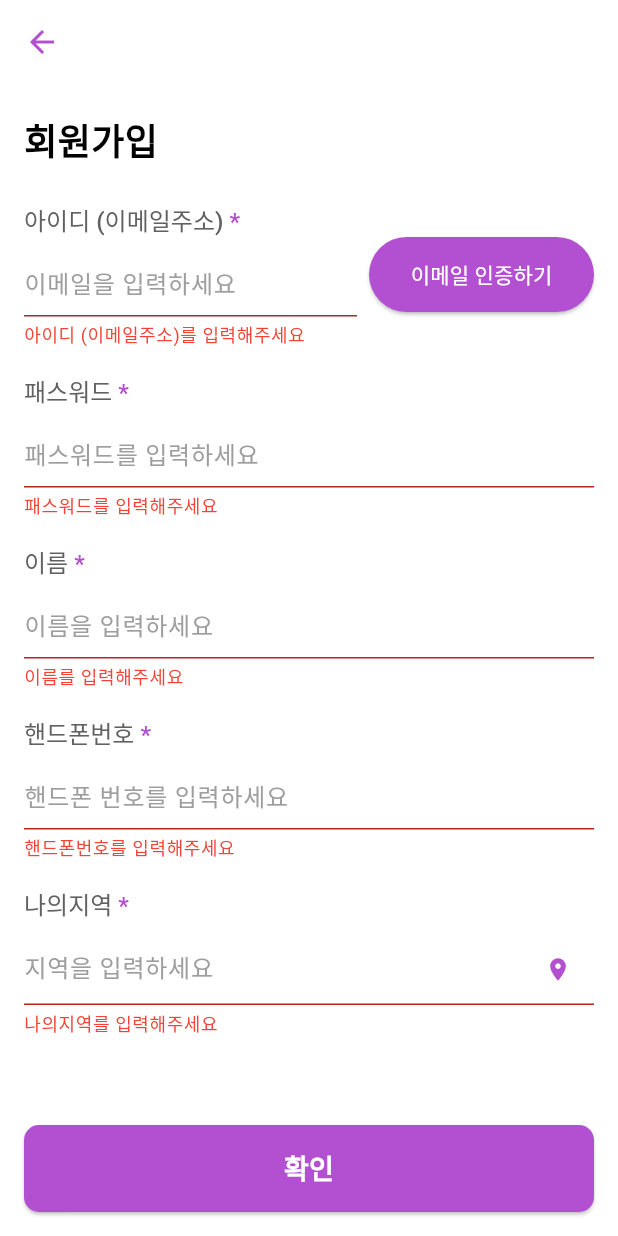
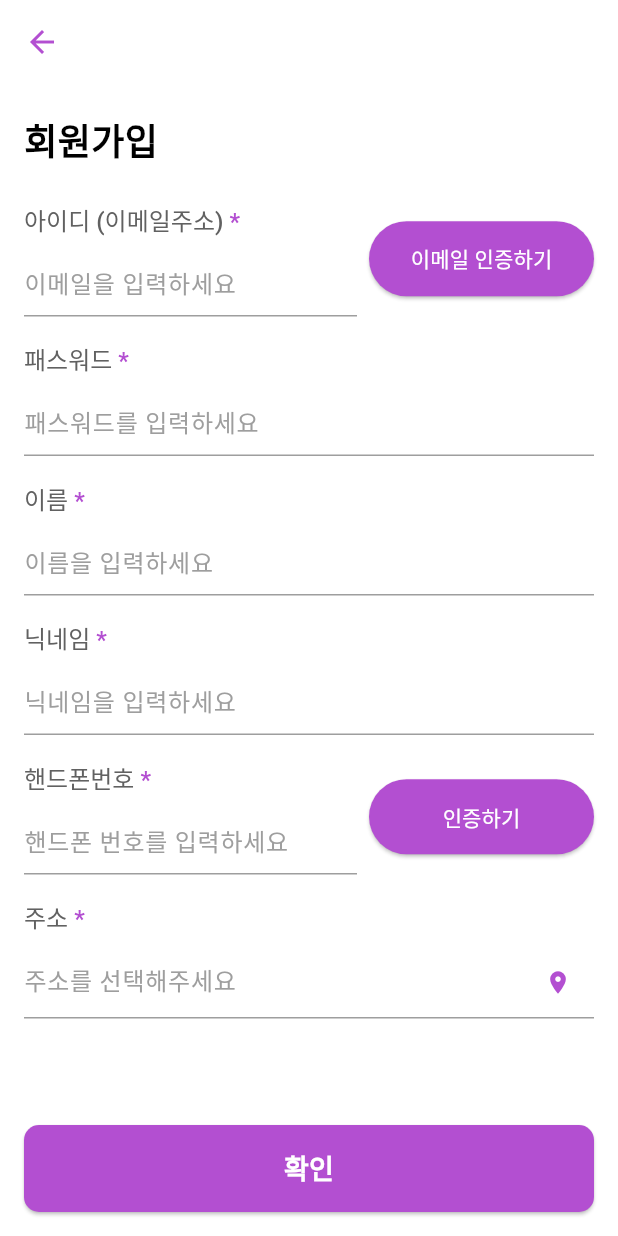
Before and after one commit to RINAHEO/Mogu-Modu_Gumae_front, a Flutter app: the SignUpPage screen opened directly, after a tap on "확인", on a phone screen of 412 x 824 dp. Run offline on Flutter 3.47's test engine with Material 3 defaults, Android fonts, the light colour scheme and no system bars; our stand-ins replace file_picker, flutter_dotenv, flutter_svg, geolocator, google_mobile_ads, permission_handler; missing offline and left inert: flutter_naver_map; network calls fail; statements that could not run were skipped.

Commit message:
feat: 회원가입 기능 추가 (인증번호 유효성 검사는 아직)

```diff
--- a/lib/admin/complaint/notice_create_page.dart
+++ b/lib/admin/complaint/notice_create_page.dart
@@ -12,7 +12,7 @@
     String title = titleController.text;
     String content = contentController.text;
 
-    String url = 'http://localhost:8080/notice';
+    String url = 'http://10.0.2.2:8080/notice'; // 안드로이드 에뮬레이터의 경우
 
     try {
       final response = await http.post(
--- a/lib/firstStep/sign_up_page.dart
+++ b/lib/firstStep/sign_up_page.dart
@@ -22,9 +22,15 @@
   final TextEditingController nicknameController = TextEditingController();
   final TextEditingController phoneController = TextEditingController();
   final TextEditingController verificationCodeController = TextEditingController();
+  final TextEditingController phoneVerificationCodeController = TextEditingController();
+  final TextEditingController addressController = TextEditingController();
+  late final NLatLng selectedLocation;
 
   final _formKey = GlobalKey<FormState>();
   bool isVerificationFieldVisible = false;
+  bool isPhoneVerificationFieldVisible = false;
+  bool isEmailVerified = false;
+  bool isPhoneVerified = false;
   NaverMapController? _mapController;
   late NLatLng currentPosition;
 
@@ -68,14 +74,35 @@
   }
 
   Future<void> postUser(BuildContext context) async {
+
+    print(userIdController.text);
+    print(passwordController.text);
+    print(nameController.text);
+    print(nicknameController.text);
+    print(phoneController.text);
+    print(selectedLocation.longitude.toString());
+    print(selectedLocation.latitude.toString());
+
+
     if (_formKey.currentState?.validate() ?? false) {
+      if (!isEmailVerified) {
+        _showErrorDialog('오류', '이메일 인증을 완료해주세요.');
+        return;
+      }
+
+      if (!isPhoneVerified) {
+        _showErrorDialog('오류', '핸드폰 인증을 완료해주세요.');
+        return;
+      }
+
       String userId = userIdController.text;
       String password = passwordController.text;
       String name = nameController.text;
       String nickname = nicknameController.text;
-      String phone = phoneController.text;
+      String phone = phoneController.text.replaceAll('-', '');
+      String address = addressController.text;
 
-      String url = 'http://localhost:8080/user';
+      String url = 'http://10.0.2.2:8080/user'; // 안드로이드 에뮬레이터의 경우
 
       try {
         final response = await http.post(
@@ -90,8 +117,8 @@
             "nickname": nickname,
             "phone": phone,
             "role": "user",
-            "longitude": currentPosition.longitude.toString(),
-            "latitude": currentPosition.latitude.toString()
+            "longitude": selectedLocation.longitude.toString(),
+            "latitude": selectedLocation.latitude.toString(),
           }),
         );
 
@@ -168,13 +195,39 @@
     }
   }
 
+  void _verifyPhoneNumber() {
+    final phoneNumber = phoneController.text;
+    final phoneRegExp = RegExp(r'^\d{3}-\d{4}-\d{4}$');
+
+    if (phoneNumber.isEmpty || !phoneRegExp.hasMatch(phoneNumber)) {
+      _showErrorDialog('오류', '유효한 핸드폰 번호를 입력해주세요');
+    } else {
+      setState(() {
+        isPhoneVerificationFieldVisible = true;
+      });
+      _showErrorDialog('인증번호 발송', '핸드폰 인증번호를 발송했습니다.');
+      print('핸드폰 인증 로직 실행');
+    }
+  }
+
   void _confirmVerificationCode() {
-    // 인증번호 확인 로직을 여기 추가하세요
+    setState(() {
+      isEmailVerified = true;
+    });
+    _showErrorDialog('인증 성공', '이메일 인증이 완료되었습니다.');
     print('인증번호 확인 로직 실행');
   }
 
+  void _confirmPhoneVerificationCode() {
+    setState(() {
+      isPhoneVerified = true;
+    });
+    _showErrorDialog('인증 성공', '핸드폰 인증이 완료되었습니다.');
+    print('핸드폰 인증번호 확인 로직 실행');
+  }
+
   Future<void> _onLocationIconPressed() async {
-    final NLatLng? selectedLocation = await Navigator.push(
+    selectedLocation = await Navigator.push(
       context,
       MaterialPageRoute(
         builder: (context) => Scaffold(
@@ -204,7 +257,7 @@
     if (selectedLocation != null) {
       String currentAddress = await getAddressFromCoordinates(selectedLocation.latitude, selectedLocation.longitude);
       setState(() {
-        nicknameController.text = currentAddress;
+        addressController.text = currentAddress; // 주소 필드에 주소를 저장
       });
     }
   }
@@ -276,7 +329,7 @@
           ),
         ),
       ),
-      backgroundColor: Colors.white,  // 배경색을 흰색으로 설정
+      backgroundColor: Colors.white,
       body: SingleChildScrollView(
         child: Padding(
           padding: const EdgeInsets.all(16.0),
@@ -305,7 +358,13 @@
                 SizedBox(height: 16),
                 _buildTextFieldWithLabel("이름", true, "이름을 입력하세요", nameController),
                 SizedBox(height: 16),
+                _buildTextFieldWithLabel("닉네임", true, "닉네임을 입력하세요", nicknameController),
+                SizedBox(height: 16),
                 _buildPhoneNumberField(),
+                if (isPhoneVerificationFieldVisible) ...[
+                  SizedBox(height: 16),
+                  _buildPhoneVerificationCodeField(),
+                ],
                 SizedBox(height: 16),
                 _buildLocationField(),
               ],
@@ -392,7 +451,10 @@
   }
 
   Widget _buildPhoneNumberField() {
-    return _buildTextFieldWithLabel(
+    return Row(
+      children: [
+        Expanded(
+          child: _buildTextFieldWithLabel(
             "핸드폰번호",
             true,
             "핸드폰 번호를 입력하세요",
@@ -403,19 +465,62 @@
               LengthLimitingTextInputFormatter(11),
               PhoneNumberFormatter(),
             ],
+          ),
+        ),
+        SizedBox(width: 8),
+        ElevatedButton(
+          onPressed: _verifyPhoneNumber,
+          style: ElevatedButton.styleFrom(
+            backgroundColor: Color(0xFFB34FD1),
+            minimumSize: Size(150, 50),
+          ),
+          child: Text(
+            '인증하기',
+            style: TextStyle(color: Colors.white),
+          ),
+        ),
+      ],
+    );
+  }
+
+  Widget _buildPhoneVerificationCodeField() {
+    return Row(
+      children: [
+        Expanded(
+          child: _buildTextFieldWithLabel(
+            "핸드폰 인증번호 입력",
+            true,
+            "핸드폰 인증번호를 입력하세요",
+            phoneVerificationCodeController,
+          ),
+        ),
+        SizedBox(width: 8),
+        ElevatedButton(
+          onPressed: _confirmPhoneVerificationCode,
+          style: ElevatedButton.styleFrom(
+            backgroundColor: Color(0xFFB34FD1),
+            minimumSize: Size(150, 50),
+          ),
+          child: Text(
+            '인증번호 확인',
+            style: TextStyle(color: Colors.white),
+          ),
+        ),
+      ],
     );
   }
 
   Widget _buildLocationField() {
     return _buildTextFieldWithLabel(
-      "나의지역",
+      "주소",
       true,
-      "지역을 입력하세요",
-      nicknameController,
+      "주소를 선택해주세요",
+      addressController,
       suffixIcon: IconButton(
         icon: Icon(Icons.location_on, color: Color(0xFFB34FD1)),
         onPressed: _onLocationIconPressed,
       ),
+      readOnly: true,
     );
   }
 
@@ -427,6 +532,7 @@
         TextInputType? keyboardType,
         List<TextInputFormatter>? inputFormatters,
         Widget? suffixIcon,
+        bool readOnly = false,
       }) {
     return Column(
       crossAxisAlignment: CrossAxisAlignment.start,
@@ -471,6 +577,7 @@
             errorStyle: TextStyle(color: Colors.red),
             suffixIcon: suffixIcon,
           ),
+          readOnly: readOnly,
           validator: (value) {
             if (value == null || value.isEmpty) {
               return '$labelText를 입력해주세요';
@@ -485,7 +592,7 @@
               if (value.length < 8 || value.length > 16) {
                 return '패스워드는 8자에서 16자 사이여야 합니다';
               }
-            } else if (labelText == "이름" || labelText == "나의지역") {
+            } else if (labelText == "이름" || labelText == "닉네임") {
               if (value.length > 12) {
                 return '$labelText는 최대 12자까지 입력할 수 있습니다';
               }
```
Lines whose indentation alone changed are shown as unchanged.
